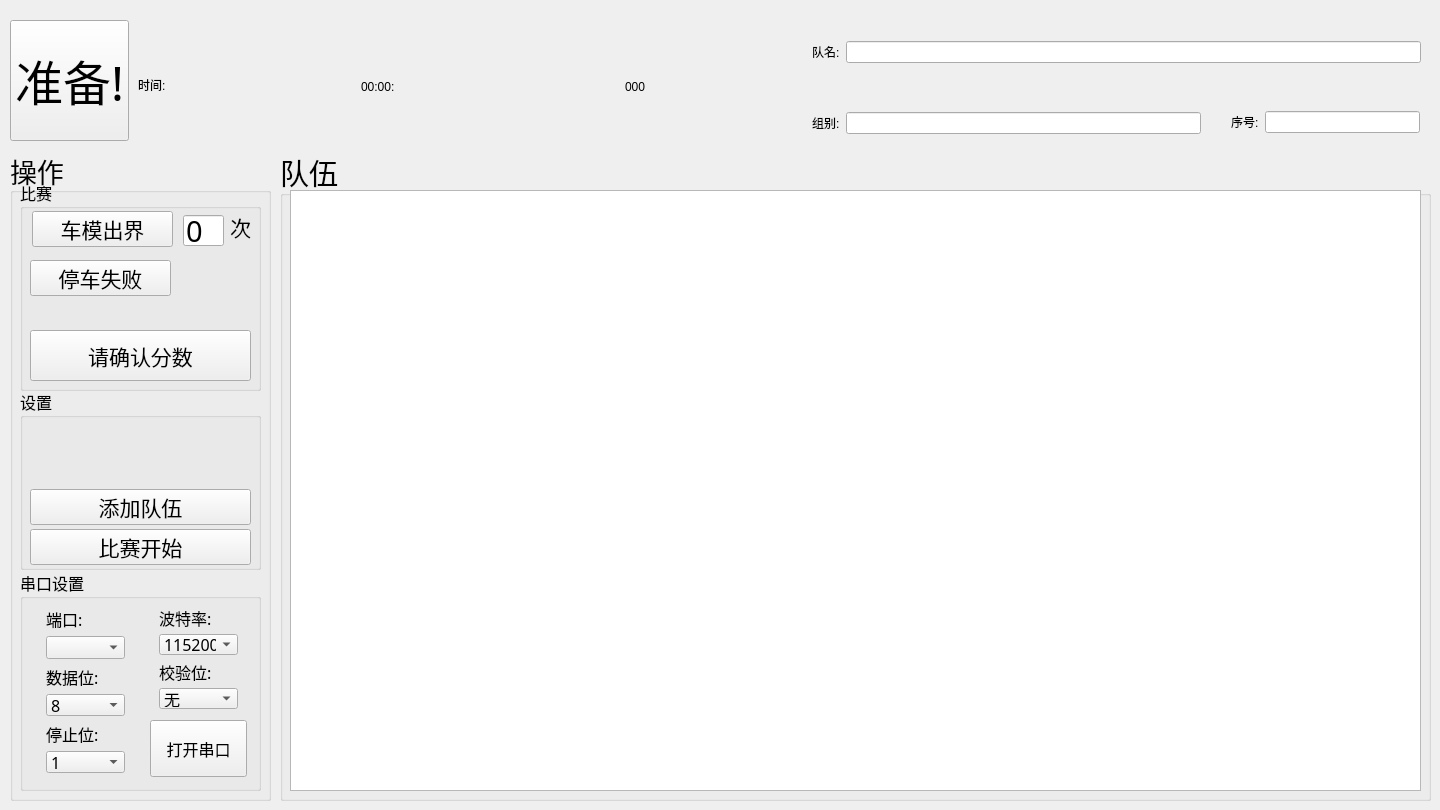
Old version of the form mainwindow.ui in the repository ZzzzzzS/TimingSystemUper.
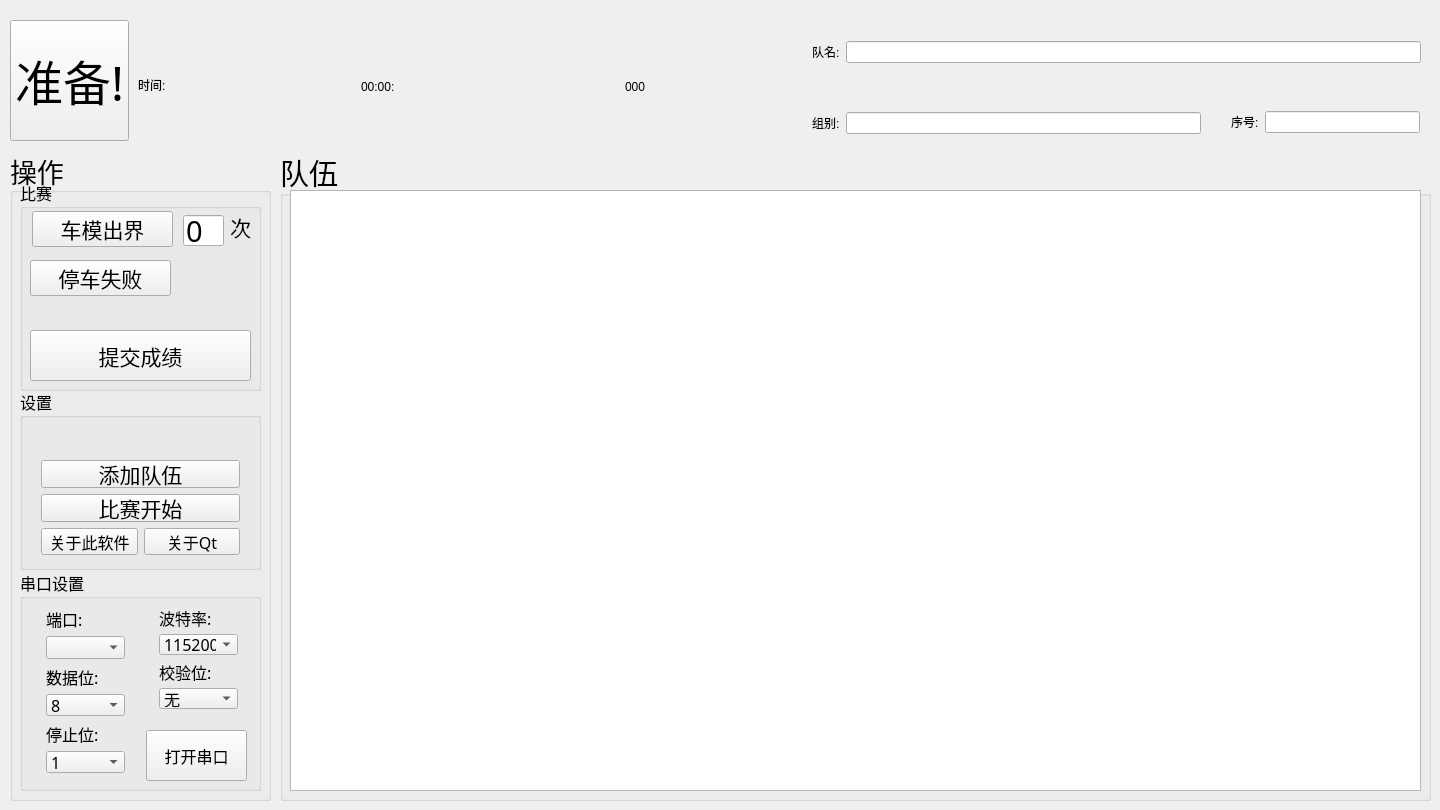
New version of the form.

Commit message: 基本的计时和基本的储存成绩功能已经实现了，但是有缺陷，需要完善逻辑结构，而且中文支持不好

```diff
--- a/mainwindow.ui
+++ b/mainwindow.ui
@@ -246,10 +246,10 @@
      <widget class="QPushButton" name="ChuanKouButton">
       <property name="geometry">
        <rect>
-        <x>130</x>
-        <y>150</y>
-        <width>97</width>
-        <height>57</height>
+        <x>126</x>
+        <y>160</y>
+        <width>101</width>
+        <height>51</height>
        </rect>
       </property>
       <property name="text">
@@ -289,7 +289,7 @@
        </font>
       </property>
       <property name="text">
-       <string>请确认分数</string>
+       <string>提交成绩</string>
       </property>
      </widget>
      <widget class="QPushButton" name="ChuJieButton">
@@ -386,33 +386,18 @@
      <property name="title">
       <string>设置</string>
      </property>
-     <widget class="QPushButton" name="PowerButton">
+     <widget class="QWidget" name="layoutWidget">
       <property name="geometry">
        <rect>
         <x>10</x>
-        <y>140</y>
+        <y>60</y>
         <width>221</width>
-        <height>36</height>
+        <height>117</height>
        </rect>
       </property>
-      <property name="font">
-       <font>
-        <pointsize>16</pointsize>
-       </font>
-      </property>
-      <property name="text">
-       <string>比赛开始</string>
-      </property>
-     </widget>
+      <layout class="QVBoxLayout" name="verticalLayout_8">
+       <item>
      <widget class="QPushButton" name="AddButton">
-      <property name="geometry">
-       <rect>
-        <x>10</x>
-        <y>100</y>
-        <width>221</width>
-        <height>36</height>
-       </rect>
-      </property>
       <property name="font">
        <font>
         <pointsize>16</pointsize>
@@ -421,6 +406,39 @@
       <property name="text">
        <string>添加队伍</string>
       </property>
+        </widget>
+       </item>
+       <item>
+        <widget class="QPushButton" name="PowerButton">
+         <property name="font">
+          <font>
+           <pointsize>16</pointsize>
+          </font>
+         </property>
+         <property name="text">
+          <string>比赛开始</string>
+         </property>
+        </widget>
+       </item>
+       <item>
+        <layout class="QHBoxLayout" name="horizontalLayout">
+         <item>
+          <widget class="QPushButton" name="AboutButton">
+           <property name="text">
+            <string>关于此软件</string>
+           </property>
+          </widget>
+         </item>
+         <item>
+          <widget class="QPushButton" name="AboutQtButton">
+           <property name="text">
+            <string>关于Qt</string>
+           </property>
+          </widget>
+         </item>
+        </layout>
+       </item>
+      </layout>
      </widget>
     </widget>
    </widget>
```
Lines whose indentation alone changed are shown as unchanged. The commit also changes 11 other files.
